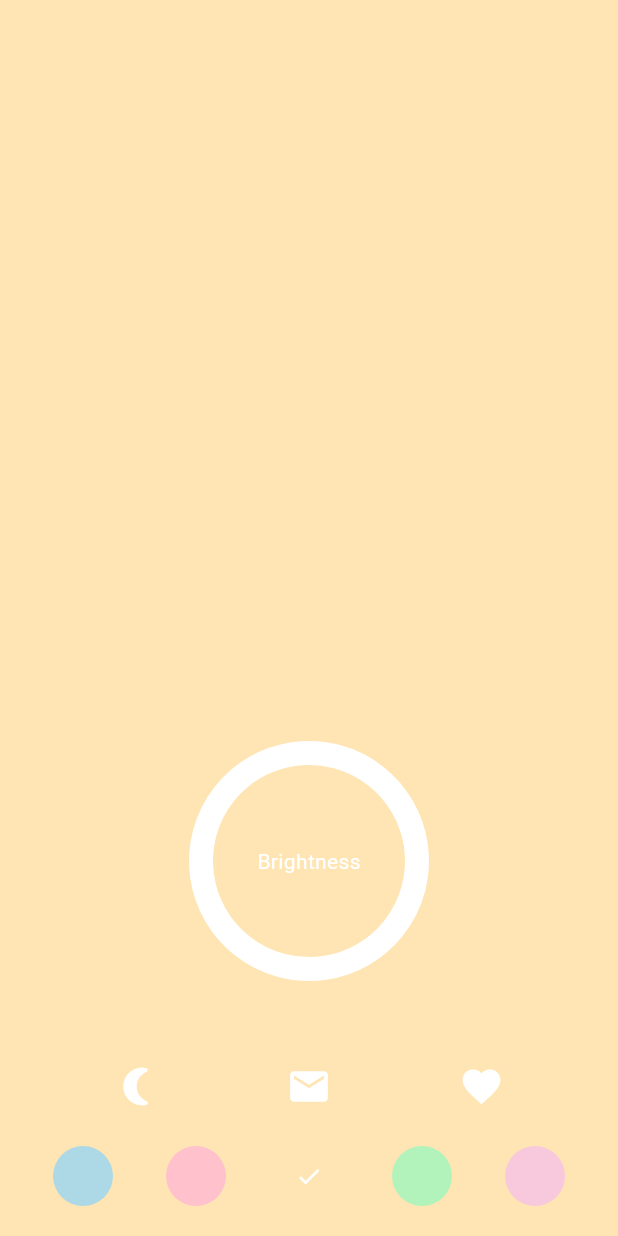
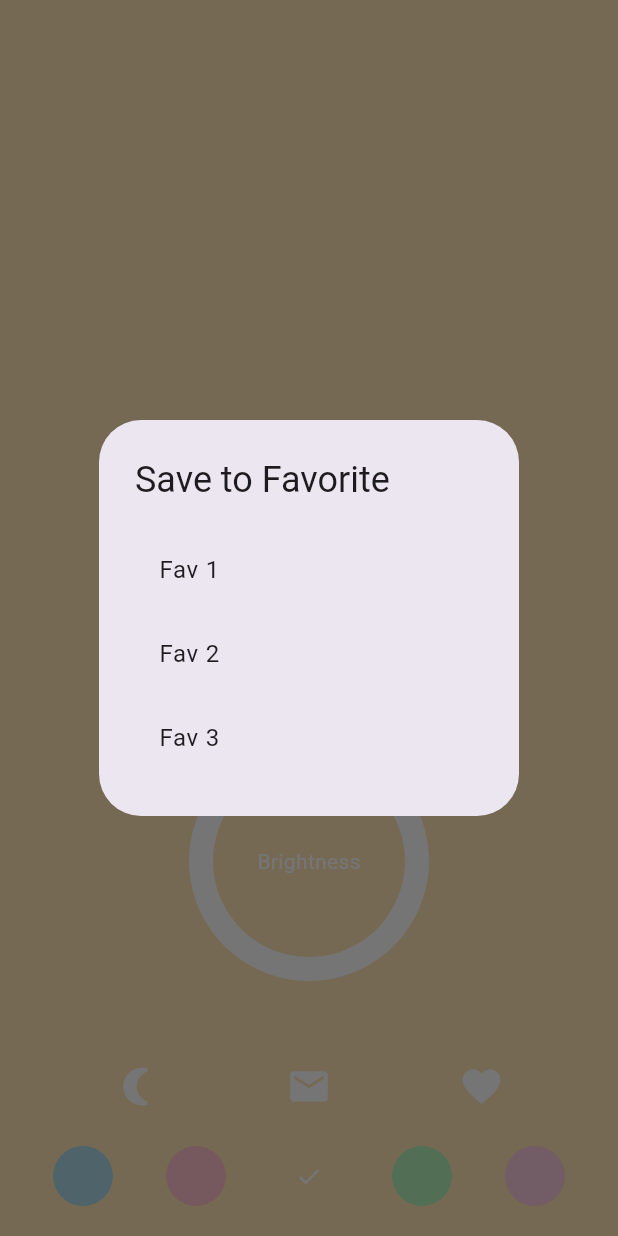
Before and after one commit to shruverse/night_reader, a Flutter app: the screen it shows after launch, after a tap on the "wb sunny" icon, after a tap on the "favorite" icon, on a phone screen of 412 x 824 dp. Run offline on Flutter 3.47's test engine with Material 3 defaults, Android fonts, the phone set to English and light mode, and no system bars; drawn by our look-alikes of sleek_circular_slider.

Commit message:
favorites feature

```diff
--- a/lib/main.dart
+++ b/lib/main.dart
@@ -34,10 +34,11 @@ class _NightReaderScreenState extends State<NightReaderScreen> {
   bool isNeon = true;
   double brightness = 1.0;
   Color currentColor = Colors.orangeAccent;
-  List<String> favoriteLabels = ["Fav 1", "Fav 2", "Fav 3"];
+  int selectedColorIndex = 2;
   String? selectedFavorite;
 
-  // Neon shades
+  final List<String> favoriteLabels = ["Fav 1", "Fav 2", "Fav 3"];
+
   final List<Color> neonColors = [
     Colors.blue,
     Colors.red,
@@ -46,19 +47,22 @@ class _NightReaderScreenState extends State<NightReaderScreen> {
     Colors.pink,
   ];
 
-  // Pastel shades
   final List<Color> pastelColors = [
-    const Color(0xFFADD8E6), // pastel blue
-    const Color(0xFFFFC1CC), // pastel red/pink
-    const Color(0xFFFFE5B4), // pastel orange
-    const Color(0xFFB2F2BB), // pastel green
-    const Color(0xFFF8C8DC), // pastel pink
+    const Color(0xFFADD8E6),
+    const Color(0xFFFFC1CC),
+    const Color(0xFFFFE5B4),
+    const Color(0xFFB2F2BB),
+    const Color(0xFFF8C8DC),
   ];
 
-  // Used to track index of selected color
-  int selectedColorIndex = 2; // initially orange
+  List<Color> get currentColorSet => isNeon ? neonColors : pastelColors;
 
-  List<Color> get currentColorSet => isNeon ? neonColors : pastelColors;
+  // Map to store favorites
+  Map<String, Map<String, dynamic>> savedFavorites = {
+    "Fav 1": {},
+    "Fav 2": {},
+    "Fav 3": {},
+  };
 
   @override
   Widget build(BuildContext context) {
@@ -123,11 +127,7 @@ class _NightReaderScreenState extends State<NightReaderScreen> {
                       onPressed: () {
                         setState(() {
                           isNeon = !isNeon;
-
-                          // switch currentColor to corresponding one in new set
-                          currentColor = isNeon
-                              ? neonColors[selectedColorIndex]
-                              : pastelColors[selectedColorIndex];
+                          currentColor = currentColorSet[selectedColorIndex];
                         });
                       },
                     ),
@@ -146,7 +146,7 @@ class _NightReaderScreenState extends State<NightReaderScreen> {
                         size: 30,
                       ),
                       onPressed: () {
-                        print("Favorite saved!");
+                        _saveToFavoriteDialog();
                       },
                     ),
                   ],
@@ -188,6 +188,36 @@ class _NightReaderScreenState extends State<NightReaderScreen> {
     );
   }
 
+  void _saveToFavoriteDialog() {
+    showDialog(
+      context: context,
+      builder: (context) {
+        return AlertDialog(
+          title: const Text("Save to Favorite"),
+          content: Column(
+            mainAxisSize: MainAxisSize.min,
+            children: favoriteLabels.map((label) {
+              return ListTile(
+                title: Text(label),
+                onTap: () {
+                  setState(() {
+                    savedFavorites[label] = {
+                      'isNeon': isNeon,
+                      'colorIndex': selectedColorIndex,
+                      'brightness': brightness,
+                    };
+                    selectedFavorite = label;
+                  });
+                  Navigator.pop(context);
+                },
+              );
+            }).toList(),
+          ),
+        );
+      },
+    );
+  }
+
   void _showFavoriteDropdown() {
     showModalBottomSheet(
       context: context,
@@ -202,12 +232,18 @@ class _NightReaderScreenState extends State<NightReaderScreen> {
           children: favoriteLabels.map((label) {
             return ListTile(
               title: Text(label, style: const TextStyle(color: Colors.white)),
+              subtitle: savedFavorites[label]?['colorIndex'] != null
+                  ? const Text(
+                      "Tap to load",
+                      style: TextStyle(color: Colors.grey),
+                    )
+                  : const Text(
+                      "Empty",
+                      style: TextStyle(color: Colors.redAccent),
+                    ),
               onTap: () {
                 Navigator.pop(context);
-                setState(() {
-                  selectedFavorite = label;
-                  print("Loaded favorite: $label");
-                });
+                _loadFavorite(label);
               },
             );
           }).toList(),
@@ -215,4 +251,18 @@ class _NightReaderScreenState extends State<NightReaderScreen> {
       },
     );
   }
+
+  void _loadFavorite(String label) {
+    var fav = savedFavorites[label];
+    if (fav != null && fav['colorIndex'] != null) {
+      setState(() {
+        isNeon = fav['isNeon'];
+        selectedColorIndex = fav['colorIndex'];
+        brightness = fav['brightness'];
+        currentColor = isNeon
+            ? neonColors[selectedColorIndex]
+            : pastelColors[selectedColorIndex];
+      });
+    }
+  }
 }
```
